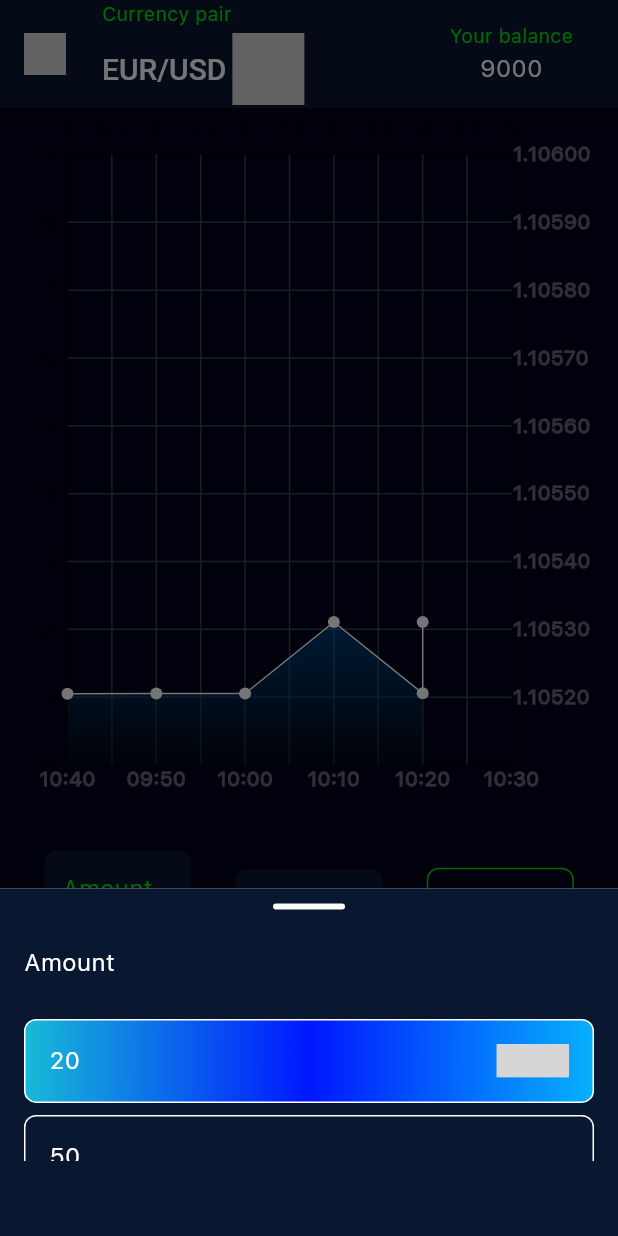
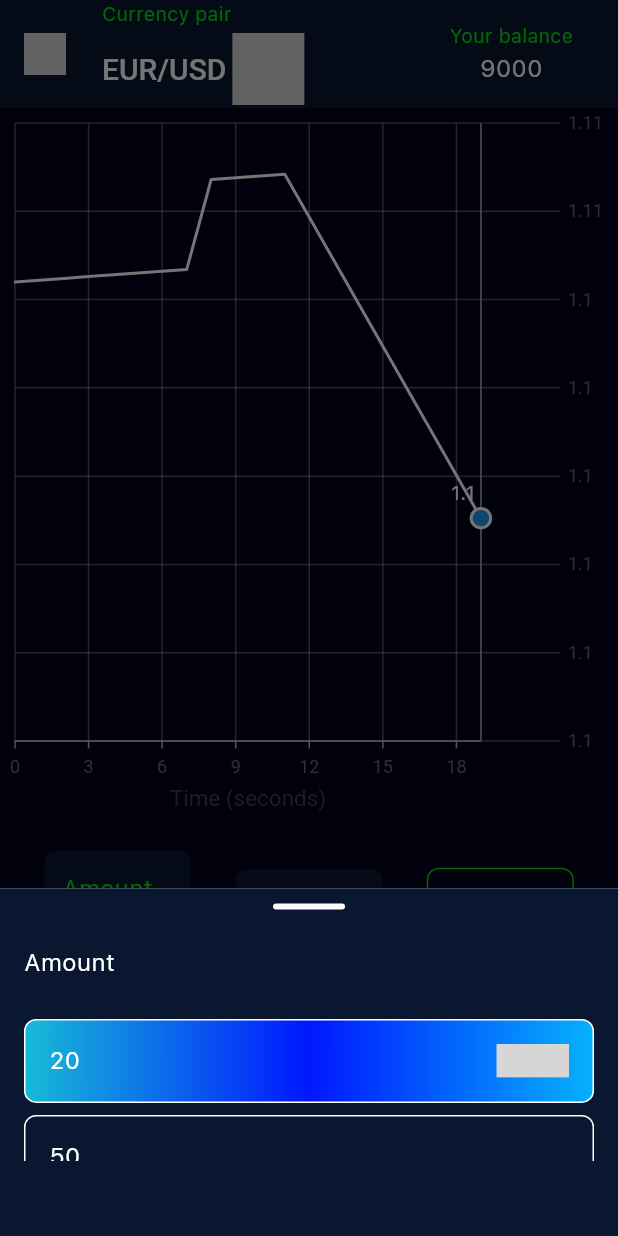
Before and after one commit to Mukhammadaliti/simulator_of_trading, a Flutter app: the Tradeng screen opened directly, after a tap on "20", on a phone screen of 412 x 824 dp. Run offline on Flutter 3.47's test engine with Material 2 defaults, Android fonts, the light colour scheme and no system bars; drawn by our look-alikes of fl_chart; our stand-ins replace animated_splash_screen, share_plus, shared_preferences, smooth_page_indicator, syncfusion_flutter_charts; missing offline and left inert: svg_flutter; accounts and stored records are empty; grey boxes are pictures that could not be loaded.

Commit message:
graph_done

```diff
--- /dev/null
+++ b/lib/page/trade/graph/linde.dart
@@ -0,0 +1,134 @@
+import 'dart:async';
+import 'dart:math' as math;
+import 'package:flutter/material.dart';
+import 'package:syncfusion_flutter_charts/charts.dart';
+
+class Linde extends StatefulWidget {
+  const Linde({Key? key}) : super(key: key);
+
+  @override
+  _LindeState createState() => _LindeState();
+}
+
+class _LindeState extends State<Linde> {
+  late List<LiveData> chartData;
+  late int lastDataIndex;
+
+  void initState() {
+    chartData = getChartData();
+    lastDataIndex = chartData.length - 1;
+    Timer.periodic(const Duration(seconds: 2), updateDataSource);
+    super.initState();
+  }
+
+  @override
+  Widget build(BuildContext context) {
+    return SafeArea(
+      child: Scaffold(
+        body: SfCartesianChart(
+          borderWidth: 0,
+          plotAreaBorderWidth: 0.0,
+          series: <LineSeries<LiveData, int>>[
+            LineSeries<LiveData, int>(
+              dataSource: chartData,
+              color: Colors.white,
+              xValueMapper: (LiveData sales, _) => sales.time,
+              yValueMapper: (LiveData sales, _) => sales.speed,
+            ),
+            LineSeries<LiveData, int>(
+              dataSource: [chartData[lastDataIndex]],
+              xValueMapper: (LiveData sales, _) => sales.time,
+              yValueMapper: (LiveData sales, _) => sales.speed,
+              markerSettings: MarkerSettings(
+                borderColor: Colors.white,
+                borderWidth: 2,
+                color: Colors.blue,
+                isVisible: true,
+                width: 13,
+                height: 13,
+                shape: DataMarkerType.circle,
+              ),
+              dataLabelSettings: DataLabelSettings(
+                isVisible: true,
+                labelAlignment: ChartDataLabelAlignment.auto,
+                labelPosition: ChartDataLabelPosition.outside,
+                textStyle: TextStyle(
+                  color: Colors.white,
+                  fontSize: 13,
+                  fontFamily: 'SFProText',
+                  fontWeight: FontWeight.w300,
+                  height: 0,
+                  letterSpacing: 0.26,
+                ),
+              ),
+            ),
+          ],
+          primaryXAxis: NumericAxis(
+            majorGridLines: MajorGridLines(
+              width: 1,
+              color: Colors.white.withOpacity(0.3),
+            ),
+            edgeLabelPlacement: EdgeLabelPlacement.shift,
+            borderColor: Colors.white.withOpacity(0.3),
+            interval: 3,
+            title: AxisTitle(text: 'Time (seconds)'),
+          ),
+          primaryYAxis: NumericAxis(
+            opposedPosition: true,
+            borderColor: Colors.white30,
+            axisLine: AxisLine(width: 1),
+            majorTickLines: MajorTickLines(
+              size: 53,
+              color: Colors.white.withOpacity(0.3),
+            ),
+            majorGridLines: MajorGridLines(
+              width: 1,
+              color: Colors.white.withOpacity(0.3),
+            ),
+          ),
+        ),
+      ),
+    );
+  }
+
+  int time = 19;
+
+  void updateDataSource(Timer timer) {
+    setState(() {
+      double randomChange = (math.Random().nextDouble() - 0.5) * 0.01;
+      double newSpeed = chartData[lastDataIndex].speed + randomChange;
+      newSpeed = newSpeed.clamp(1.07086, 1.17086);
+
+      chartData.add(LiveData(time++, newSpeed));
+      lastDataIndex = chartData.length - 1;
+
+      if (chartData.length > 19) {
+        chartData.removeAt(0);
+        lastDataIndex--;
+      }
+    });
+  }
+
+  List<LiveData> getChartData() {
+    return <LiveData>[
+      LiveData(0, 1.10520),
+      LiveData(1, 1.10522),
+      LiveData(2, 1.10524),
+      LiveData(3, 1.10526),
+      LiveData(4, 1.10528),
+      LiveData(5, 1.10530),
+      LiveData(6, 1.10532),
+      LiveData(7, 1.10534),
+      LiveData(8, 1.10636),
+      LiveData(9, 1.10638),
+      LiveData(10, 1.10640),
+      LiveData(11, 1.10642),
+    ];
+  }
+}
+
+class LiveData {
+  LiveData(this.time, this.speed);
+  final int time;
+  final num speed;
+}
--- a/pubspec.yaml
+++ b/pubspec.yaml
@@ -40,7 +40,8 @@ dependencies:
   fl_chart: ^0.64.0
   intl: ^0.18.1
   smooth_page_indicator: ^1.1.0
-  # share_plus: ^7.0.2
+  share_plus: ^6.3.4
+  syncfusion_flutter_charts: ^23.1.44
 
 
 dev_dependencies:
```
Also changed, not shown: lib/page/settings/setting_page.dart (+6 -5 lines), lib/page/trade/tradeng.dart (+141 -6 lines), pubspec.lock, 5 other files.
